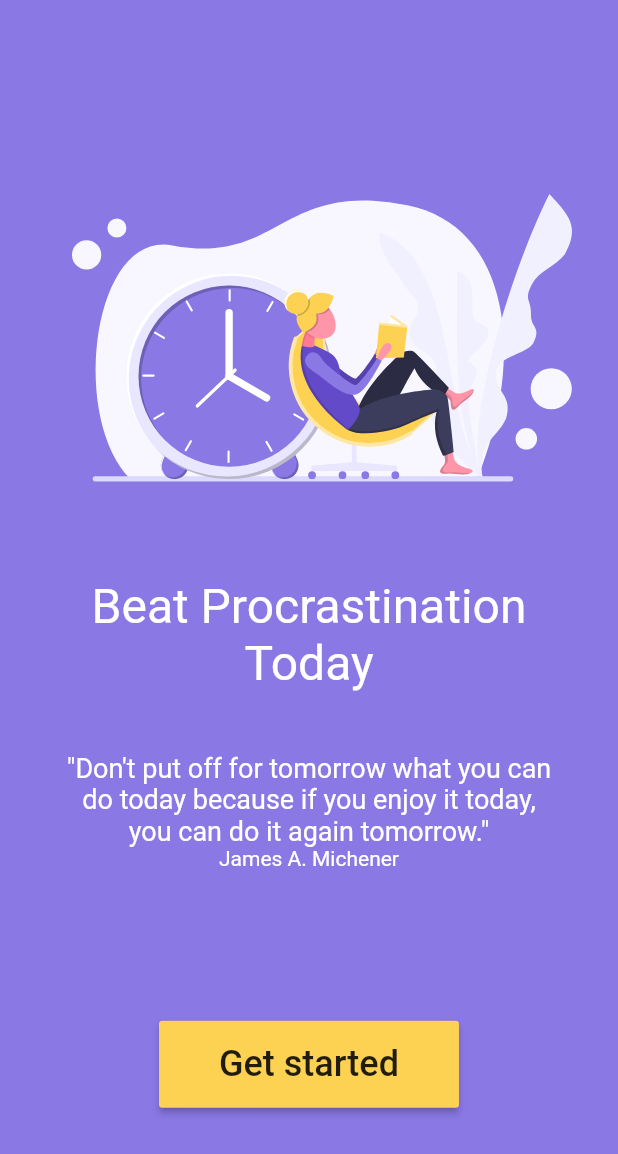
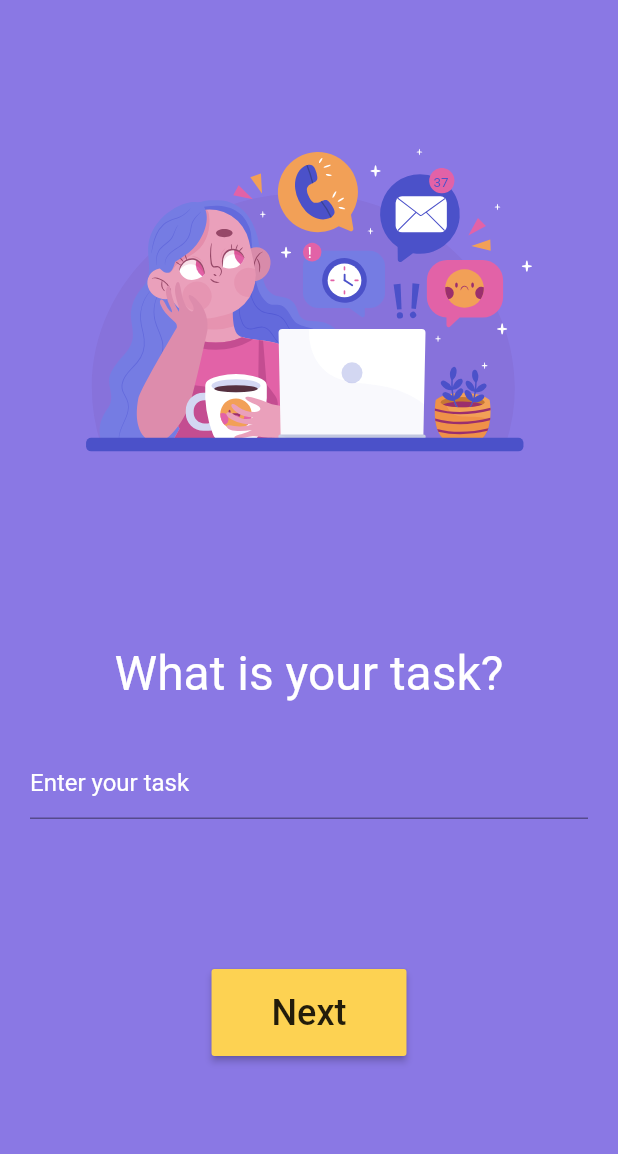
Before and after one commit to LyMc/do-it, a Flutter app: the screen it shows after launch, after a tap on "Get started", on a phone screen of 412 x 824 dp. Shown: the top 1154 px of the screen. Run offline on Flutter 3.47's test engine with Material 2 defaults, Android fonts, the phone set to English and light mode, and no system bars; our stand-ins replace flutter_svg, get.

Commit message:
Add AddYourTask screen

```diff
--- /dev/null
+++ b/lib/addTaskScreen.dart
@@ -0,0 +1,89 @@
+import 'package:do_it/hateTaskDecisionScreen.dart';
+import 'package:flutter/material.dart';
+import 'package:flutter_svg/flutter_svg.dart';
+import 'package:get/get.dart';
+
+import 'theme.dart';
+import 'tasksController.dart';
+
+class AddTaskScreen extends StatelessWidget {
+  final _formKey = GlobalKey<FormState>();
+
+  @override
+  Widget build(BuildContext context) {
+    final TasksController tasks = Get.find();
+    final textEditingController = TextEditingController();
+
+    return Material(
+        type: MaterialType.transparency,
+        child: Container(
+            child: Container(
+                decoration: BoxDecoration(color: AppColors.purple),
+                child: Padding(
+                    padding: const EdgeInsets.symmetric(horizontal: 20),
+                    child: Column(
+                        mainAxisAlignment: MainAxisAlignment.start,
+                        children: [
+                          headerImage,
+                          title,
+                          Form(
+                              key: _formKey,
+                              child: Column(
+                                children: [
+                                  TextFormField(
+                                    controller: textEditingController,
+                                    style: TextStyle(color: Colors.white),
+                                    decoration: const InputDecoration(
+                                        hintText: 'Enter your task',
+                                        hintStyle:
+                                            TextStyle(color: Colors.white)),
+                                    validator: (value) {
+                                      if (value.isEmpty) {
+                                        return 'Please enter your task';
+                                      }
+                                      return null;
+                                    },
+                                  ),
+                                  Padding(
+                                    padding: EdgeInsets.only(top: 100),
+                                    child: RaisedButton(
+                                      onPressed: () {
+                                        // Validate will return true if the form is valid, or false if
+                                        // the form is invalid.
+                                        if (_formKey.currentState.validate()) {
+                                          tasks.addTask(
+                                              textEditingController.text);
+                                          Get.off(HateTaskDecisionScreen());
+                                        }
+                                      },
+                                      padding: const EdgeInsets.only(
+                                          top: 15,
+                                          bottom: 15,
+                                          left: 40,
+                                          right: 40),
+                                      textColor: Colors.black87,
+                                      color: AppColors.yellow,
+                                      child: Text("Next",
+                                          style: TextStyle(fontSize: 24)),
+                                    ),
+                                  ),
+                                ],
+                              ))
+                        ])))));
+  }
+
+  final headerImage = Container(
+    width: 500,
+    height: 400,
+    child: SvgPicture.asset(
+      'assets/addTask.svg',
+    ),
+  );
+
+  final title = Padding(
+      padding: const EdgeInsets.symmetric(vertical: 30),
+      child: Text(
+        "What is your task?",
+        style: TextStyle(fontSize: 32, color: Colors.white),
+      ));
+}
--- /dev/null
+++ b/lib/hateTaskDecisionScreen.dart
@@ -0,0 +1,28 @@
+import 'package:do_it/addTaskScreen.dart';
+import 'package:flutter/material.dart';
+import 'package:get/get.dart';
+
+import 'theme.dart';
+import 'tasksController.dart';
+
+class HateTaskDecisionScreen extends StatelessWidget {
+  @override
+  Widget build(BuildContext context) {
+    final TasksController tasksController = Get.find();
+
+    return Material(
+        type: MaterialType.transparency,
+        child: Container(
+            child: Container(
+                decoration: BoxDecoration(color: AppColors.purple),
+                child: Column(
+                    mainAxisAlignment: MainAxisAlignment.center,
+                    children: [
+                      Text("${tasksController.currentTask.name}"),
+                      RaisedButton(
+                        onPressed: () => Get.off(AddTaskScreen()),
+                        child: Text("Test back"),
+                      )
+                    ]))));
+  }
+}
--- a/lib/homescreen.dart
+++ b/lib/homescreen.dart
@@ -1,13 +1,20 @@
 import 'package:flutter/material.dart';
 import 'package:flutter_svg/flutter_svg.dart';
+import 'package:get/get.dart';
+
+import 'addTaskScreen.dart';
+import 'theme.dart';
+import 'tasksController.dart';
 
 class Homescreen extends StatelessWidget {
+  final TasksController tasksController = Get.put(TasksController());
+
   @override
   Widget build(BuildContext context) {
     return Material(
         type: MaterialType.transparency,
         child: Container(
-          decoration: BoxDecoration(color: const Color(0xFF8A78E4)),
+          decoration: BoxDecoration(color: AppColors.purple),
           child: Column(mainAxisAlignment: MainAxisAlignment.center, children: [
             headerImage,
             title,
@@ -55,11 +62,11 @@ class Homescreen extends StatelessWidget {
   final getStartedButton = Padding(
       padding: EdgeInsets.only(top: 100),
       child: RaisedButton(
-        onPressed: () {},
+        onPressed: () => Get.off(AddTaskScreen()),
         padding:
             const EdgeInsets.only(top: 15, bottom: 15, left: 40, right: 40),
         textColor: Colors.black87,
-        color: const Color(0xFFFDD252),
+        color: AppColors.yellow,
         child: Text(
           "Get started",
           style: TextStyle(fontSize: 24),
--- a/lib/main.dart
+++ b/lib/main.dart
@@ -1,4 +1,6 @@
 import 'package:flutter/material.dart';
+import 'package:get/get.dart';
+
 import 'homescreen.dart';
 
 void main() {
@@ -9,7 +11,7 @@ class MyApp extends StatelessWidget {
   // This widget is the root of your application.
   @override
   Widget build(BuildContext context) {
-    return MaterialApp(
+    return GetMaterialApp(
       title: 'Do It',
       theme: ThemeData(
         // This is the theme of your application.
--- /dev/null
+++ b/lib/tasksController.dart
@@ -0,0 +1,26 @@
+import 'package:get/get.dart';
+import 'package:uuid/uuid.dart';
+
+class TasksController extends GetxController {
+  var tasks = <Task>[].obs;
+  Task currentTask;
+
+  addTask(String name) {
+    var task = new Task(name);
+    tasks.add(task);
+    setCurrentTask(task);
+  }
+
+  setCurrentTask(Task task) {
+    currentTask = task;
+  }
+}
+
+class Task {
+  String name;
+  var id;
+
+  Task(name)
+      : name = name,
+        id = Uuid();
+}
--- /dev/null
+++ b/lib/theme.dart
@@ -0,0 +1,6 @@
+import 'package:flutter/material.dart';
+
+class AppColors {
+  static const Color yellow = Color(0xFFFDD252);
+  static const Color purple = Color(0xFF8A78E4);
+}
--- a/pubspec.yaml
+++ b/pubspec.yaml
@@ -31,6 +31,12 @@ dependencies:
   # The following adds the Cupertino Icons font to your application.
   # Use with the CupertinoIcons class for iOS style icons.
   cupertino_icons: ^1.0.0
+
+  # Dependency for Stage Management and Routing
+  get: ^3.22.2
+
+  #Unique ID generator
+  uuid: 2.2.2
 
 dev_dependencies:
   flutter_test:
```
Also changed, not shown: assets/addTask.svg (added), pubspec.lock.
